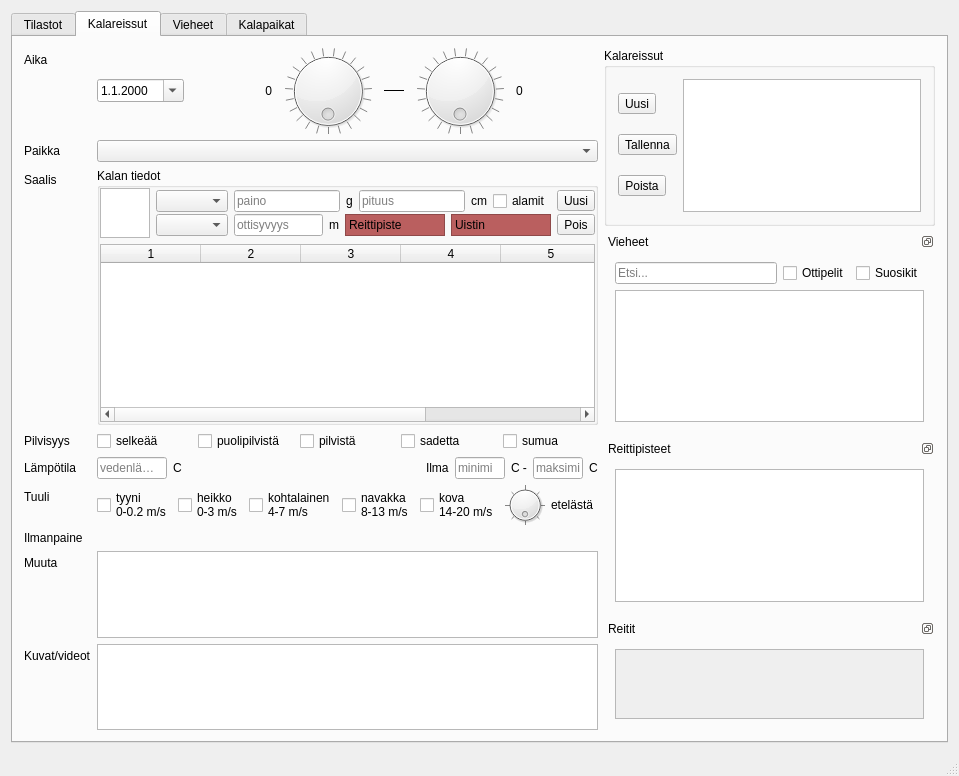
Old version of the form mainwindow.ui in the repository samuliwritescode/uistelupaivakirja-desktop.
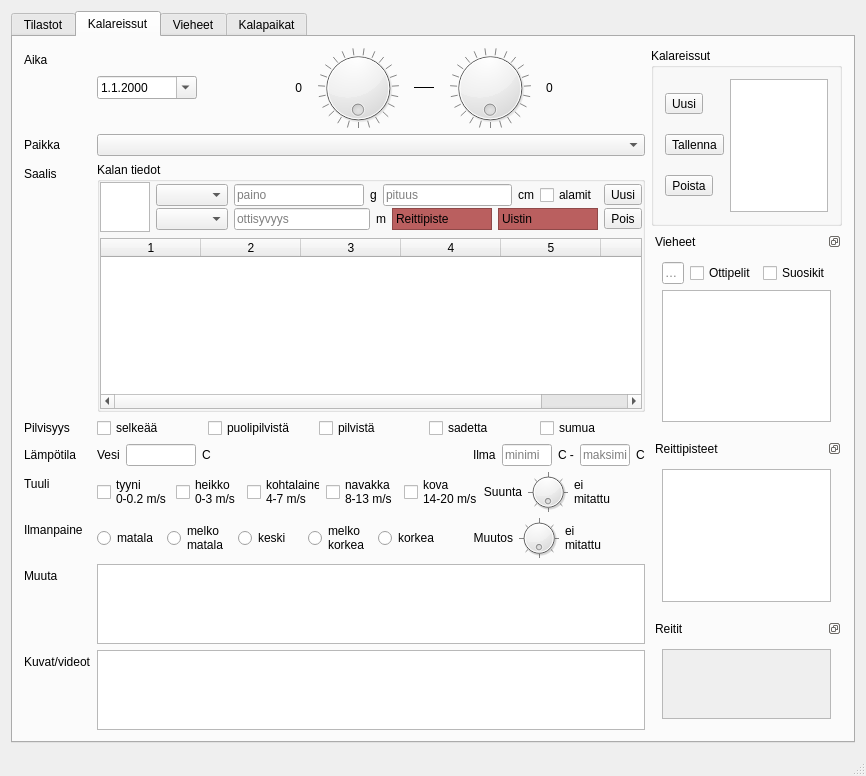
New version of the form. Icons and pictures are not drawn.

Commit message: -Turha getDoubleValue poistettu ohjaimesta -Ilmanpaine radiobuttoneilla

```diff
--- a/mainwindow.ui
+++ b/mainwindow.ui
@@ -6,7 +6,7 @@
    <rect>
     <x>0</x>
     <y>0</y>
-    <width>959</width>
+    <width>866</width>
     <height>776</height>
    </rect>
   </property>
@@ -613,6 +613,13 @@
           </item>
           <item row="4" column="1">
            <layout class="QHBoxLayout" name="horizontalLayout_22">
+            <item>
+             <widget class="QLabel" name="label_14">
+              <property name="text">
+               <string>Vesi</string>
+              </property>
+             </widget>
+            </item>
             <item>
              <widget class="QLineEdit" name="water_temp">
               <property name="maximumSize">
@@ -625,7 +632,7 @@
                <string/>
               </property>
               <property name="placeholderText">
-               <string>vedenlämpö</string>
+               <string/>
               </property>
              </widget>
             </item>
@@ -753,6 +760,16 @@
               </property>
              </widget>
             </item>
+            <item>
+             <widget class="QLabel" name="label_19">
+              <property name="text">
+               <string>Suunta</string>
+              </property>
+              <property name="alignment">
+               <set>Qt::AlignRight|Qt::AlignTrailing|Qt::AlignVCenter</set>
+              </property>
+             </widget>
+            </item>
             <item>
              <widget class="QDial" name="dial">
               <property name="maximumSize">
@@ -777,15 +794,109 @@
             </item>
             <item>
              <widget class="QLabel" name="label_6">
+              <property name="minimumSize">
+               <size>
+                <width>80</width>
+                <height>0</height>
+               </size>
+              </property>
               <property name="text">
-               <string>etelästä</string>
+               <string>ei
+mitattu</string>
               </property>
              </widget>
             </item>
            </layout>
           </item>
           <item row="6" column="1">
-           <layout class="QHBoxLayout" name="horizontalLayout_9"/>
+           <layout class="QHBoxLayout" name="horizontalLayout_9">
+            <item>
+             <widget class="QRadioButton" name="radioButton">
+              <property name="text">
+               <string>matala</string>
+              </property>
+             </widget>
+            </item>
+            <item>
+             <widget class="QRadioButton" name="radioButton_2">
+              <property name="text">
+               <string>melko
+matala</string>
+              </property>
+             </widget>
+            </item>
+            <item>
+             <widget class="QRadioButton" name="radioButton_3">
+              <property name="text">
+               <string>keski</string>
+              </property>
+             </widget>
+            </item>
+            <item>
+             <widget class="QRadioButton" name="radioButton_4">
+              <property name="text">
+               <string>melko
+korkea</string>
+              </property>
+             </widget>
+            </item>
+            <item>
+             <widget class="QRadioButton" name="radioButton_5">
+              <property name="text">
+               <string>korkea</string>
+              </property>
+             </widget>
+            </item>
+            <item>
+             <widget class="QLabel" name="label_18">
+              <property name="text">
+               <string>Muutos</string>
+              </property>
+              <property name="alignment">
+               <set>Qt::AlignRight|Qt::AlignTrailing|Qt::AlignVCenter</set>
+              </property>
+             </widget>
+            </item>
+            <item>
+             <widget class="QDial" name="dial_2">
+              <property name="maximumSize">
+               <size>
+                <width>40</width>
+                <height>40</height>
+               </size>
+              </property>
+              <property name="maximum">
+               <number>8</number>
+              </property>
+              <property name="pageStep">
+               <number>2</number>
+              </property>
+              <property name="wrapping">
+               <bool>true</bool>
+              </property>
+              <property name="notchTarget">
+               <double>9.699999999999999</double>
+              </property>
+              <property name="notchesVisible">
+               <bool>true</bool>
+              </property>
+             </widget>
+            </item>
+            <item>
+             <widget class="QLabel" name="label_16">
+              <property name="minimumSize">
+               <size>
+                <width>80</width>
+                <height>0</height>
+               </size>
+              </property>
+              <property name="text">
+               <string>ei
+mitattu</string>
+              </property>
+             </widget>
+            </item>
+           </layout>
           </item>
           <item row="7" column="0">
            <widget class="QLabel" name="label_43">
@@ -1018,7 +1129,7 @@
                   <rect>
                    <x>0</x>
                    <y>0</y>
-                   <width>289</width>
+                   <width>186</width>
                    <height>69</height>
                   </rect>
                  </property>
```
The commit also changes 6 other files.
